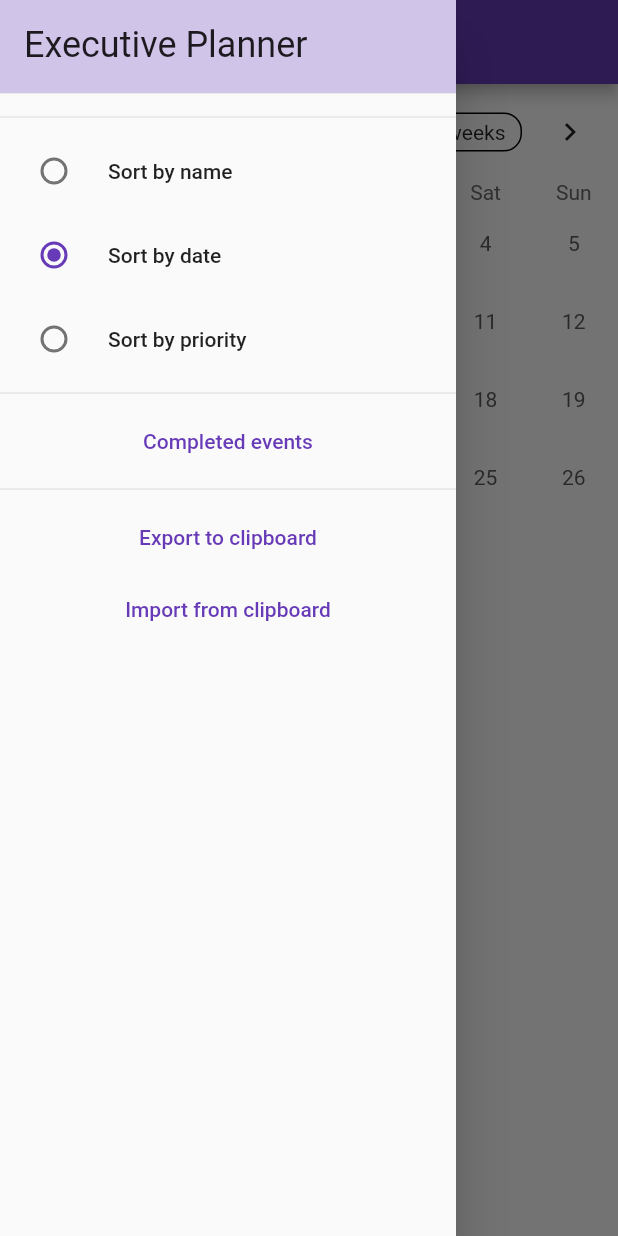
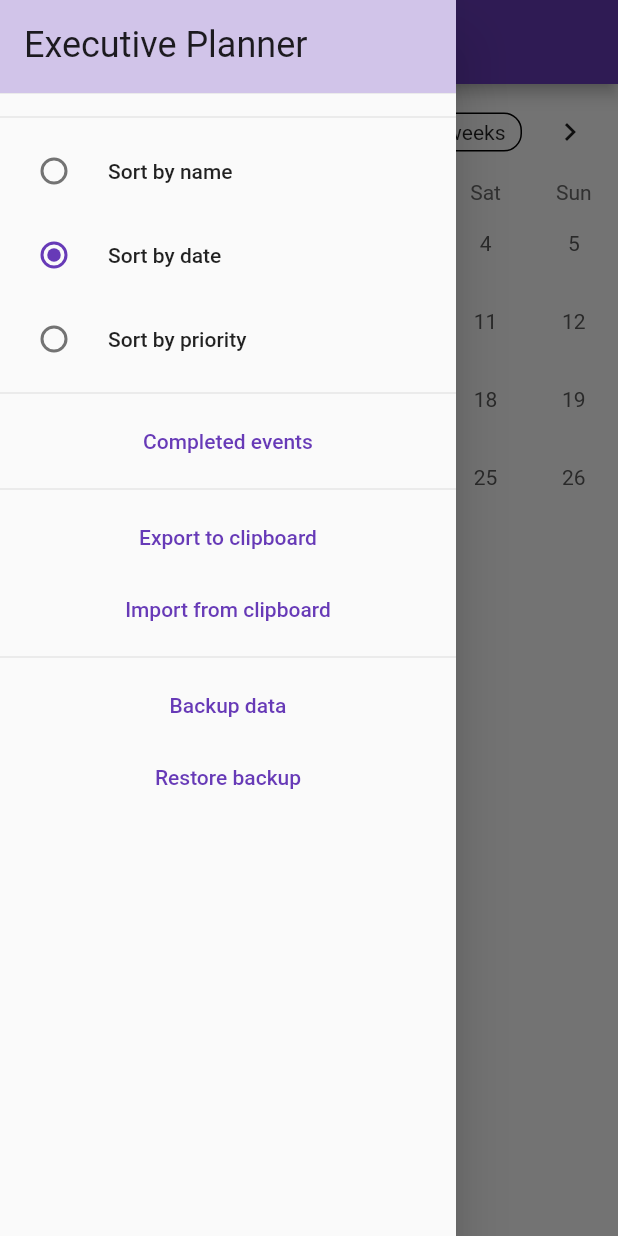
Before and after one commit to delexagon/executive-planner, a Flutter app: the CalendarView screen opened directly with empty values, in the side drawer, after a tap on "Export to clipboard", on a phone screen of 412 x 824 dp. Run offline on Flutter 3.47's test engine with Material 2 defaults, Android fonts, the phone set to English and light mode, and no system bars; drawn by our look-alikes of table_calendar; our stand-ins replace shared_preferences; accounts and stored records are empty.

Commit message:
Added backup functionality

```diff
--- a/lib/backend/events/event.dart
+++ b/lib/backend/events/event.dart
@@ -10,7 +10,6 @@ import 'package:intl/intl.dart';
 enum Priority { none, low, medium, high, critical }
 
 class Event {
-
   Event({
     String name = 'Unnamed Event', DateTime? date, String description = 'No description',
     Priority priority = Priority.none, TagList? tags, Recurrence? recur, bool completed = false, EventList? subevents, this.superevent,}) {
--- a/lib/widgets/drawer.dart
+++ b/lib/widgets/drawer.dart
@@ -30,7 +30,7 @@ class ExecutiveDrawer extends StatelessWidget {
   }
 
 
-  void exportData() {
+  void exportData([String loc = 'events']) {
     if(calledFromRoot) {
       Clipboard.setData(ClipboardData(text: masterList.toJason()));
     } else {
@@ -41,7 +41,6 @@ class ExecutiveDrawer extends StatelessWidget {
   void importData(BuildContext context) {
     Clipboard.getData('text/plain').then((ClipboardData? value) {
       if (value != null && value.text != null && value.text != '') {
-        masterList.clearManaged();
         Navigator.popUntil(context, ModalRoute.withName('/'));
         masterList.loadMaster(value.text!);
       }
@@ -116,6 +115,21 @@ class ExecutiveDrawer extends StatelessWidget {
             onPressed: null,
             child: const Text('Import from clipboard'),
           ),
+          const Divider(),
+          TextButton(
+            onLongPress: () => masterList.saveMaster(null, 'backup'),
+            onPressed: null,
+            child: const Text('Backup data'),
+          ),
+          TextButton(
+            onLongPress: () {
+              Navigator.popUntil(context, ModalRoute.withName('/'));
+              masterList.initMaster('backup');
+              update();
+            },
+            onPressed: null,
+            child: const Text('Restore backup'),
+          ),
     ],),);
   }
 }
--- a/lib/widgets/event_tile.dart
+++ b/lib/widgets/event_tile.dart
@@ -6,7 +6,6 @@ import 'package:executive_planner/pages/home_page.dart';
 import 'package:executive_planner/widgets/event_list_display.dart';
 import 'package:flutter/material.dart';
 
-// TODO: Taps are having a delayed response for some reason.
 /// An individual event tile. This class should only be called by [EventListDisplay].
 /// This class also calls more [EventListDisplay]s.
 class EventTile extends StatefulWidget {
```
Also changed, not shown: lib/backend/master_list.dart (+6 -6 lines), lib/widgets/bottom_nav_bar.dart (deleted, +0 -80 lines), 1 other file.
